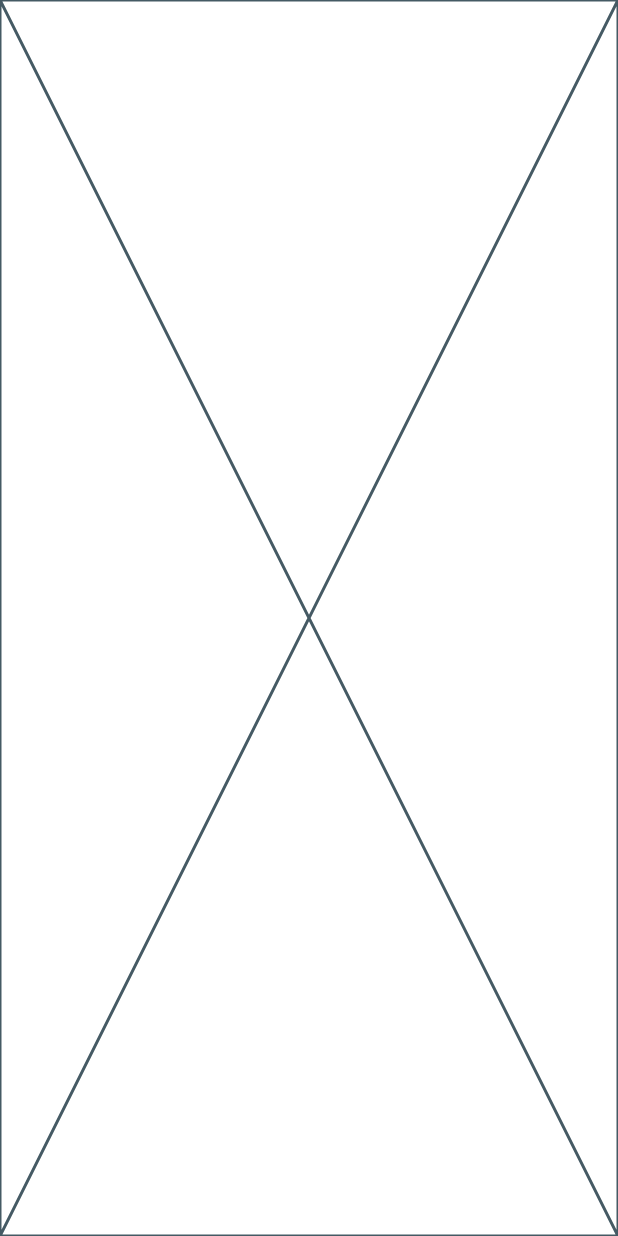
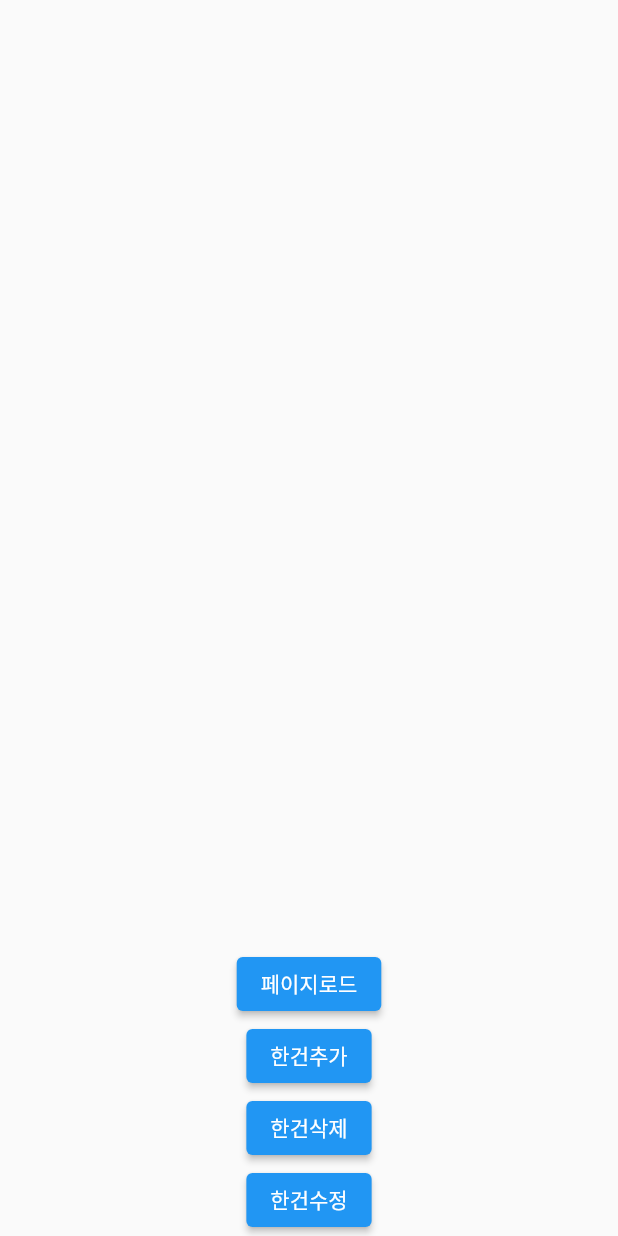
Before and after one commit to tero1115/flutter-http_riverpod-pratice, a Flutter app: the screen it shows after launch, on a phone screen of 412 x 824 dp. Run offline on Flutter 3.47's test engine with Material 2 defaults, Android fonts, the phone set to English and light mode, and no system bars; our stand-ins replace flutter_riverpod.

Commit message:
riverpod crud 해보기

```diff
--- /dev/null
+++ b/lib/controller/post_controller.dart
@@ -0,0 +1,36 @@
+import 'package:flutter_riverpod/flutter_riverpod.dart';
+import 'package:http_riverpod_app/dto/post/post_response_dto.dart';
+import 'package:http_riverpod_app/model/post/post.dart';
+import 'package:http_riverpod_app/model/post/post_repository.dart';
+import 'package:http_riverpod_app/view/pages/post/home/post_home_page_view_model.dart';
+
+final postController = Provider<PostController>((ref) {
+  return PostController(ref);
+});
+
+class PostController {
+
+  Ref ref;
+  PostController(this.ref);
+
+  Future<void> findPosts() async{
+    List<Post> postDtoList = await PostRepository().findAll();
+    ref.read(postHomePageProvider.notifier).init(postDtoList);
+  }
+
+  Future<void> addPost(String title) async{
+    Post post = await PostRepository().save(title);
+    ref.read(postHomePageProvider.notifier).add(post);
+
+  }
+
+  void removePost(int id) async{
+    await PostRepository().deleteById(id);
+    ref.read(postHomePageProvider.notifier).remove(id);
+  }
+
+  void updatePost(Post post) async {
+    Post postPS = await PostRepository().update(post);
+    ref.read(postHomePageProvider.notifier).update(postPS);
+  }
+}
--- a/lib/main.dart
+++ b/lib/main.dart
@@ -1,7 +1,13 @@
 import 'package:flutter/material.dart';
+import 'package:flutter_riverpod/flutter_riverpod.dart';
+import 'package:http_riverpod_app/view/pages/post/home/post_home_page.dart';
 
 void main() {
-  runApp(const MyApp());
+  runApp(
+    ProviderScope(
+      child: MyApp(),
+    ),
+  );
 }
 
 class MyApp extends StatelessWidget {
@@ -9,6 +15,8 @@ class MyApp extends StatelessWidget {
 
   @override
   Widget build(BuildContext context) {
-    return const Placeholder();
+    return MaterialApp(
+      home: PostHomePage(),
+    );
   }
 }
--- /dev/null
+++ b/lib/model/post/post.dart
@@ -0,0 +1,32 @@
+import 'package:http_riverpod_app/model/user/user.dart';
+
+class Post{
+  int? userId;
+  int? id;
+  String? title;
+  String? body;
+  User? user;
+
+  Post({this.userId, this.id, this.title, this.body, this.user});
+
+  //Json을 object로 바꾸어줌
+  factory Post.fromJson(Map<String, dynamic> json){
+    return Post(
+      userId : json['userId'],
+      id : json['id'],
+      title : json['title'],
+      body : json['body'],
+      user: User.fromJson(json["user"])
+    );
+  }
+  // toJson(); //object를 json으로 바꾸어줌
+  Map<String,dynamic> toJson(){
+    return {
+      'userId' : userId,
+      'id' : id,
+      'title' : title,
+      'body' : body,
+      'user' : user?.toJson()
+    };
+  }
+}
--- /dev/null
+++ b/lib/model/post/post_repository.dart
@@ -0,0 +1,37 @@
+import 'package:http_riverpod_app/model/post/post.dart';
+
+class PostRepository {
+  static PostRepository _instance = PostRepository._single();
+
+  PostRepository._single();
+
+  factory PostRepository() {
+    return _instance;
+  }
+
+  Future<List<Post>> findAll() {
+    return Future.delayed(Duration(seconds: 1), () {
+      return [
+        Post(id: 1, title: "제목1"),
+        Post(id: 2, title: "제목2"),
+        Post(id: 3, title: "제목3"),
+      ];
+    });
+  }
+
+  Future<Post> save(String title) {
+    return Future.delayed(Duration(seconds: 1), () {
+      return Post(id: 4, title: "제목2");
+    });
+  }
+
+  Future<void> deleteById(int id) {
+    return Future.delayed(Duration(seconds: 1));
+  }
+
+  Future<Post> update(Post post) {
+    return Future.delayed(Duration(seconds: 1), () {
+      return post;
+    });
+  }
+}
--- /dev/null
+++ b/lib/model/user/user.dart
@@ -0,0 +1,23 @@
+class User {
+  int? id;
+  String? username;
+  String? email;
+
+  User({this.id, this.username, this.email});
+
+  factory User.fromJson(Map<String, dynamic> json){
+    return User(
+      id: json["id"],
+      username: json["username"],
+      email: json["email"]
+    );
+  }
+
+  Map<String, dynamic> toJson(){
+    return {
+      "id" : id,
+      "username" : username,
+      "email" : email
+    };
+  }
+}
--- /dev/null
+++ b/lib/view/pages/post/home/post_home_page.dart
@@ -0,0 +1,59 @@
+import 'package:flutter/material.dart';
+import 'package:flutter_riverpod/flutter_riverpod.dart';
+import 'package:http_riverpod_app/controller/post_controller.dart';
+import 'package:http_riverpod_app/model/post/post.dart';
+import 'package:http_riverpod_app/view/pages/post/home/post_home_page_view_model.dart';
+
+class PostHomePage extends ConsumerWidget {
+  const PostHomePage({Key? key}) : super(key: key);
+
+  @override
+  Widget build(BuildContext context, WidgetRef ref) {
+    PostController pc = ref.read(postController);
+    PostHomePageModel? pm = ref.watch(postHomePageProvider);
+
+    return Scaffold(
+      body: Column(
+        children: [
+          Expanded(
+              child:
+              pm != null ? buildListView(pm.posts) : buildListView([])),
+          ElevatedButton(
+            onPressed: () {
+              pc.findPosts();
+            },
+            child: Text("페이지로드"),
+          ),
+          ElevatedButton(
+            onPressed: () {
+              pc.addPost("제목4");
+            },
+            child: Text("한건추가"),
+          ),
+          ElevatedButton(
+            onPressed: () {
+              pc.removePost(1);
+            },
+            child: Text("한건삭제"),
+          ),
+          ElevatedButton(
+            onPressed: () {
+              pc.updatePost(Post(id: 2,title: "제목하하"));
+            },
+            child: Text("한건수정"),
+          )
+        ],
+      ),
+    );
+  }
+
+  ListView buildListView(List<Post> posts) {
+    return ListView.builder(
+      itemCount: posts.length,
+      itemBuilder: (context, index) => ListTile(
+        leading: Text("${posts[index].id}"),
+        title: Text("${posts[index].title}"),
+      ),
+    );
+  }
+}
--- /dev/null
+++ b/lib/view/pages/post/home/post_home_page_view_model.dart
@@ -0,0 +1,42 @@
+import 'package:flutter_riverpod/flutter_riverpod.dart';
+import 'package:http_riverpod_app/model/post/post.dart';
+
+// 창고 관리자 (Provider)
+final postHomePageProvider = StateNotifierProvider<PostHomePageViewModel, PostHomePageModel?>((ref) {
+  return PostHomePageViewModel(null);
+});
+
+// 창고 (Store)
+class PostHomePageViewModel extends StateNotifier<PostHomePageModel?>{
+  PostHomePageViewModel(super.state);
+
+  void init(List<Post> postDtoList){
+    state = PostHomePageModel(posts: postDtoList);
+  }
+
+  void add(Post post) {
+    List<Post> posts = state!.posts;
+    // posts.add(post);
+    List<Post> newPosts = [...posts, post];  // 추가, 삭제, 수정
+    state = PostHomePageModel(posts: newPosts); // 레퍼런스가 달라지면 된다 (값이 동일해도 다시 그린다)
+  }
+
+  void remove(int id) {
+    List<Post> posts = state!.posts;
+    // 검색과 삭제
+    List<Post> newPosts = posts.where((e) => e.id != id).toList();
+    state = PostHomePageModel(posts: newPosts);
+  }
+
+  void update(Post post){
+    List<Post> posts = state!.posts;
+    List<Post> newPosts = posts.map((e)=> e.id == post.id ? post : e).toList();
+    state = PostHomePageModel(posts: newPosts);
+  }
+}
+
+// 창고 데이터
+class PostHomePageModel {
+  List<Post> posts;
+  PostHomePageModel({required this.posts});
+}
```
Also changed, not shown: lib/dto/post/post_request_dto.dart (added), lib/dto/post/post_response_dto.dart (added).
